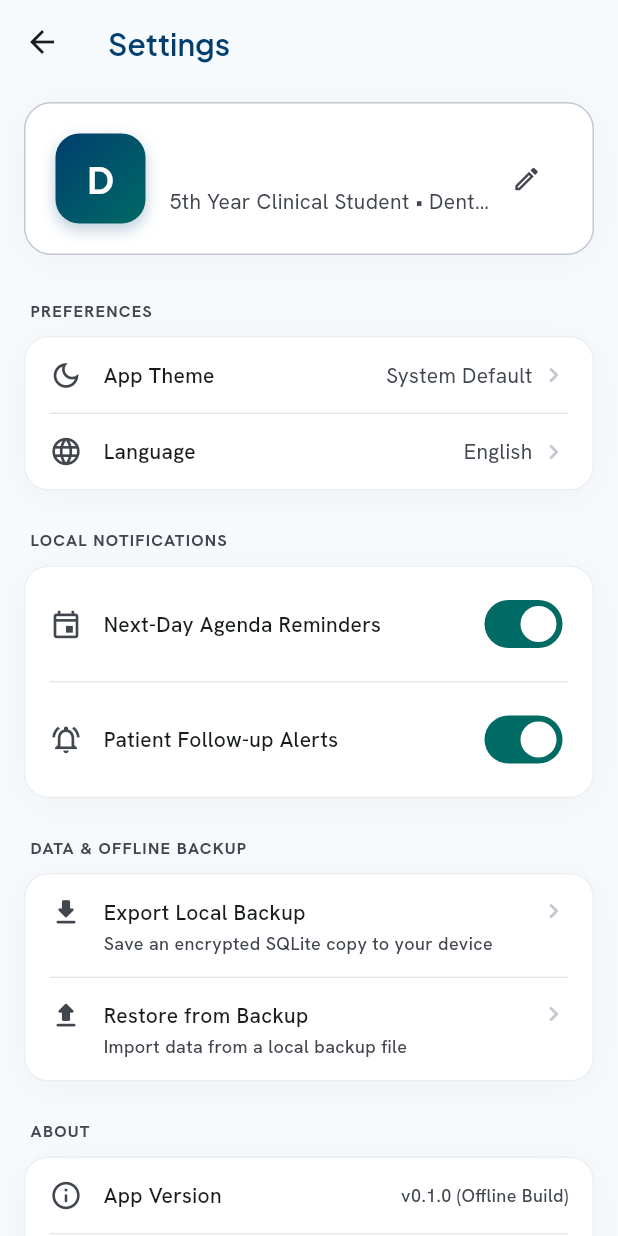
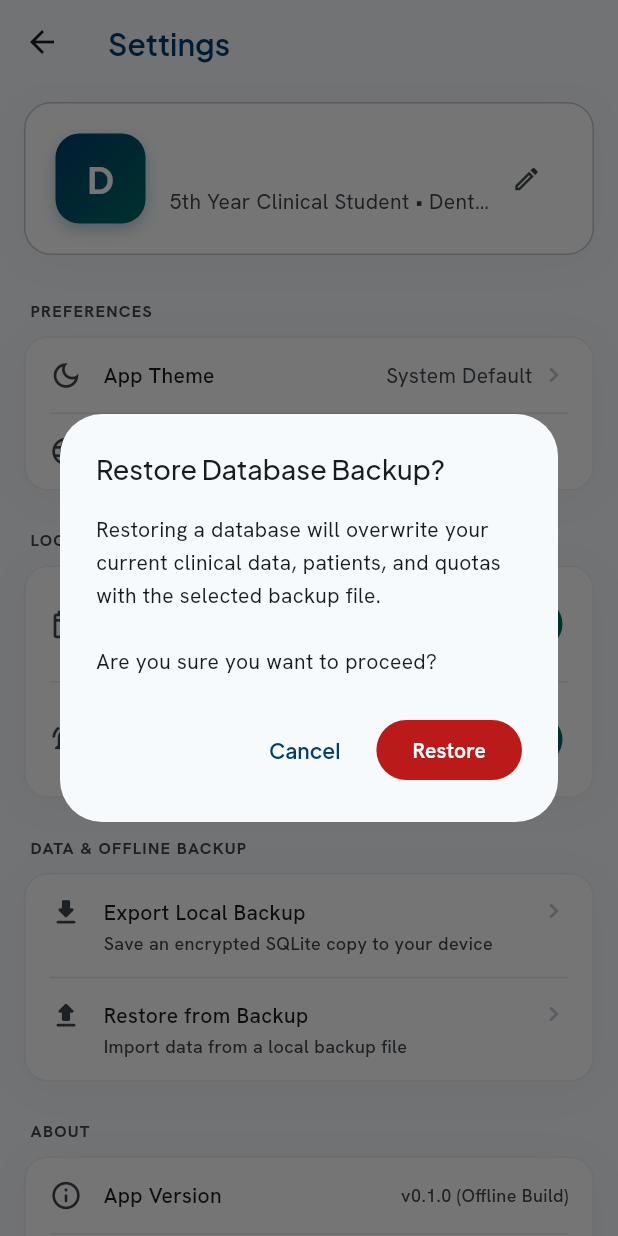
Before and after one commit to ShehabShaef/dentera, a Flutter app: the ProfileScreen screen opened directly, after a tap on "Restore from Backup", on a phone screen of 412 x 824 dp. Run offline on Flutter 3.47's test engine with Material 3 defaults, Android fonts, the phone set to English and light mode, and no system bars; our stand-ins replace file_picker, flutter_local_notifications, flutter_riverpod, google_fonts, logger, share_plus and 3 more; accounts and stored records are empty.

Commit message:
feat(data): implement local sqlite database export and import utilities

```diff
--- a/lib/presentation/screens/profile/profile_screen.dart
+++ b/lib/presentation/screens/profile/profile_screen.dart
@@ -1,6 +1,7 @@
 import 'package:flutter/material.dart';
 import 'package:flutter_riverpod/flutter_riverpod.dart';
 
+import '../../../core/services/database_backup_service.dart';
 import '../../../core/services/local_notification_service.dart';
 import '../../../core/theme/theme.dart';
 import '../../../data/repositories/preferences_repository.dart';
@@ -45,6 +46,125 @@ class _ProfileScreenState extends ConsumerState<ProfileScreen> {
     if (!value) {
       // Opt-out: cancel all pending notification intents
       await ref.read(notificationServiceProvider).cancelAllReminders();
+    }
+  }
+
+  Future<void> _onExportDatabase() async {
+    final messenger = ScaffoldMessenger.of(context);
+    try {
+      final backupService = ref.read(databaseBackupServiceProvider);
+      final result = await backupService.exportDatabase();
+
+      if (!mounted) return;
+
+      if (result.isSuccess) {
+        messenger.showSnackBar(
+          SnackBar(
+            content: Text(
+              'Database backup created successfully.',
+              style: AppTextStyles.bodyMd.copyWith(color: Colors.white),
+            ),
+            backgroundColor: AppColors.secondary,
+            behavior: SnackBarBehavior.floating,
+          ),
+        );
+      } else {
+        messenger.showSnackBar(
+          SnackBar(
+            content: Text(
+              result.errorMessage ?? 'Failed to export database backup.',
+              style: AppTextStyles.bodyMd.copyWith(color: Colors.white),
+            ),
+            backgroundColor: AppColors.error,
+            behavior: SnackBarBehavior.floating,
+          ),
+        );
+      }
+    } catch (e) {
+      if (!mounted) return;
+      messenger.showSnackBar(
+        SnackBar(
+          content: Text(
+            'Export failed: $e',
+            style: AppTextStyles.bodyMd.copyWith(color: Colors.white),
+          ),
+          backgroundColor: AppColors.error,
+          behavior: SnackBarBehavior.floating,
+        ),
+      );
+    }
+  }
+
+  Future<void> _onRestoreDatabase() async {
+    final confirmed = await showDialog<bool>(
+      context: context,
+      builder: (dialogContext) => AlertDialog(
+        title: const Text('Restore Database Backup?'),
+        content: const Text(
+          'Restoring a database will overwrite your current clinical data, patients, and quotas with the selected backup file.\n\nAre you sure you want to proceed?',
+        ),
+        actions: [
+          TextButton(
+            onPressed: () => Navigator.of(dialogContext).pop(false),
+            child: const Text('Cancel'),
+          ),
+          FilledButton(
+            style: FilledButton.styleFrom(
+              backgroundColor: AppColors.error,
+            ),
+            onPressed: () => Navigator.of(dialogContext).pop(true),
+            child: const Text('Restore'),
+          ),
+        ],
+      ),
+    );
+
+    if (confirmed != true || !mounted) return;
+
+    final messenger = ScaffoldMessenger.of(context);
+    try {
+      final backupService = ref.read(databaseBackupServiceProvider);
+      final result = await backupService.importDatabase();
+
+      if (!mounted) return;
+
+      if (result.isSuccess) {
+        messenger.showSnackBar(
+          SnackBar(
+            content: Text(
+              'Database restored successfully. Clinical records reloaded.',
+              style: AppTextStyles.bodyMd.copyWith(color: Colors.white),
+            ),
+            backgroundColor: AppColors.secondary,
+            behavior: SnackBarBehavior.floating,
+          ),
+        );
+      } else if (result.isCancelled) {
+        // Restore cancelled by user: no disruptive toast needed
+      } else {
+        messenger.showSnackBar(
+          SnackBar(
+            content: Text(
+              result.errorMessage ?? 'Failed to restore database.',
+              style: AppTextStyles.bodyMd.copyWith(color: Colors.white),
+            ),
+            backgroundColor: AppColors.error,
+            behavior: SnackBarBehavior.floating,
+          ),
+        );
+      }
+    } catch (e) {
+      if (!mounted) return;
+      messenger.showSnackBar(
+        SnackBar(
+          content: Text(
+            'Restore failed: $e',
+            style: AppTextStyles.bodyMd.copyWith(color: Colors.white),
+          ),
+          backgroundColor: AppColors.error,
+          behavior: SnackBarBehavior.floating,
+        ),
+      );
     }
   }
 
@@ -201,9 +321,7 @@ class _ProfileScreenState extends ConsumerState<ProfileScreen> {
                               size: 20,
                               color: AppColors.outlineVariant,
                             ),
-                            onTap: () {
-                              // TODO: Phase 7 - Trigger local SQLite export
-                            },
+                            onTap: _onExportDatabase,
                           ),
                           SettingsListTile(
                             icon: Icons.upload_rounded,
@@ -214,9 +332,7 @@ class _ProfileScreenState extends ConsumerState<ProfileScreen> {
                               size: 20,
                               color: AppColors.outlineVariant,
                             ),
-                            onTap: () {
-                              // TODO: Phase 7 - Trigger local SQLite import
-                            },
+                            onTap: _onRestoreDatabase,
                           ),
                         ],
                       ),
--- a/pubspec.yaml
+++ b/pubspec.yaml
@@ -45,6 +45,8 @@ dependencies:
   timezone: ^0.11.1
   logger: ^2.5.0
   uuid: ^4.5.1
+  file_picker: ^12.2.0
+  share_plus: ^13.3.0
 
 dev_dependencies:
   flutter_test:
```
Also changed, not shown: lib/core/services/database_backup_service.dart (added, +399 -0 lines), lib/data/database/app_database.dart (+7 -2 lines), pubspec.lock, 7 other files.
